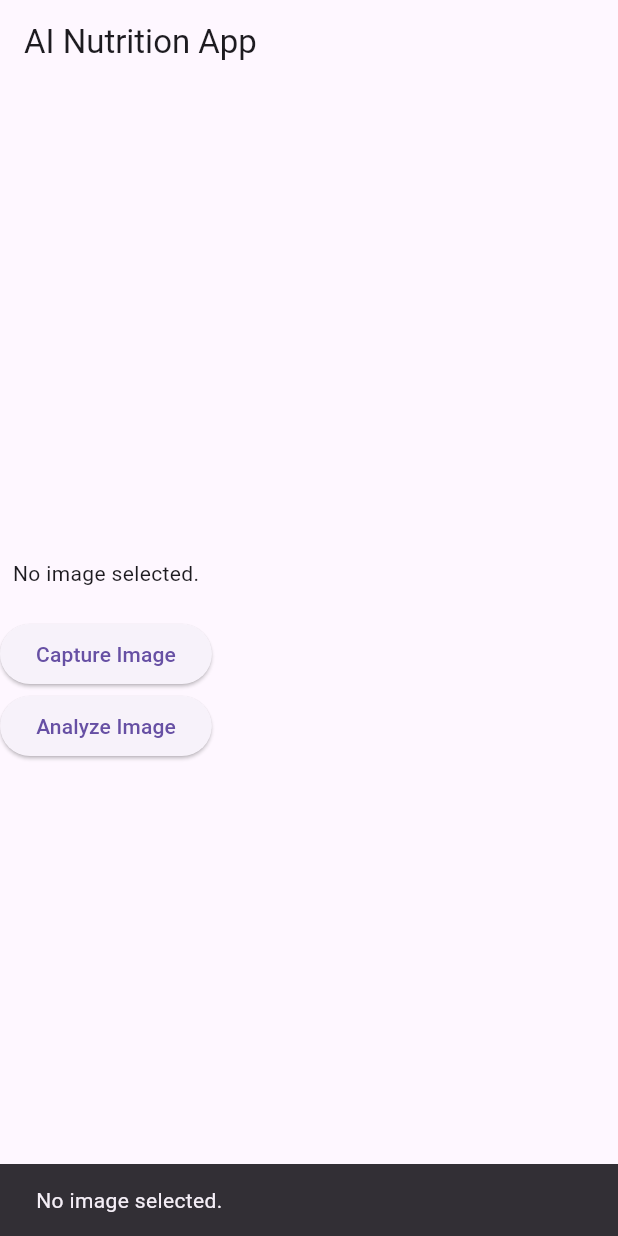
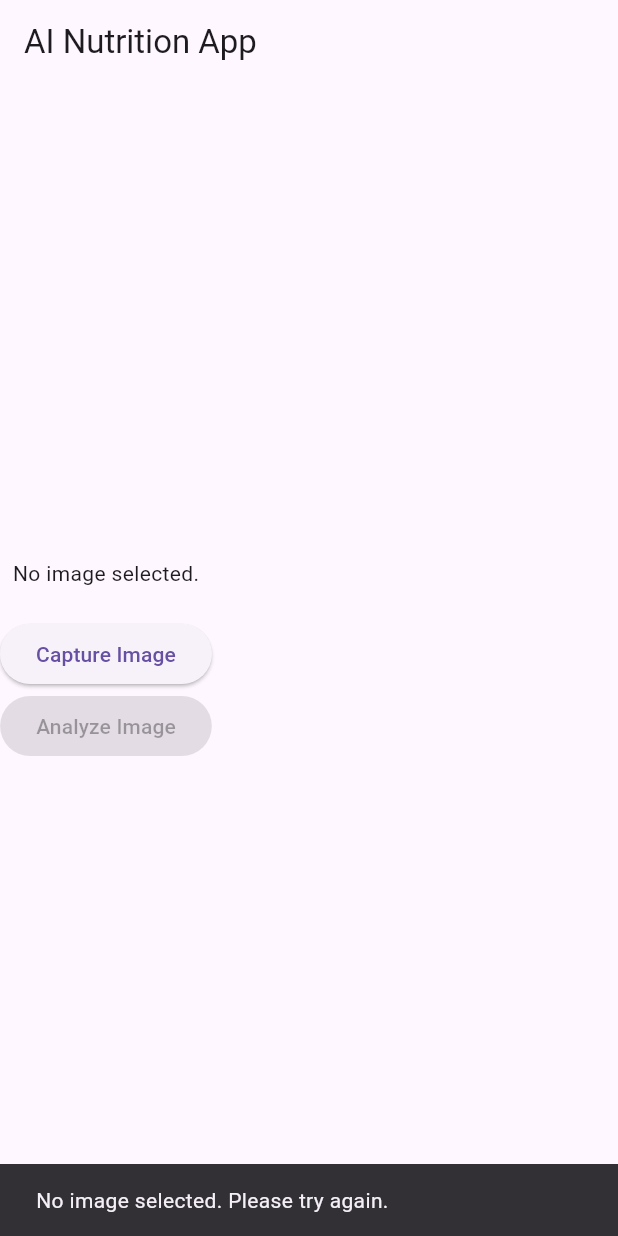
Before and after one commit to taylfrad/flutter-carbio-app, a Flutter app: the screen it shows after launch, after a tap on "Capture Image", on a phone screen of 412 x 824 dp. Run offline on Flutter 3.47's test engine with Material 3 defaults, Android fonts, the phone set to English and light mode, and no system bars; our stand-ins replace cloud_firestore, firebase_core, image_picker; accounts and stored records are empty.

```diff
--- a/lib/main.dart
+++ b/lib/main.dart
@@ -1,12 +1,12 @@
 import 'package:flutter/material.dart';
 import 'package:firebase_core/firebase_core.dart';
-import 'firebase_options.dart'; // This is generated by flutterfire configure
-import 'screens/home_screen.dart'; // Make sure you have this screen implemented
+import 'firebase_options.dart'; // Ensure configurations for all target platforms.
+import 'screens/home_screen.dart';
 
 void main() async {
   WidgetsFlutterBinding.ensureInitialized();
 
-  // Initialize Firebase using the generated options
+  // Initialize Firebase
   await Firebase.initializeApp(
     options: DefaultFirebaseOptions.currentPlatform,
   );
@@ -15,6 +15,8 @@ void main() async {
 }
 
 class MyApp extends StatelessWidget {
+  const MyApp({super.key});
+
   @override
   Widget build(BuildContext context) {
     return MaterialApp(
@@ -22,7 +24,7 @@ class MyApp extends StatelessWidget {
       theme: ThemeData(
         primarySwatch: Colors.blue,
       ),
-      home: HomeScreen(), // Your starting screen
+      home: HomeScreen(),
     );
   }
 }
--- a/lib/screens/home_screen.dart
+++ b/lib/screens/home_screen.dart
@@ -6,6 +6,8 @@ import '../services/api_services.dart';
 import 'results_screen.dart';
 
 class HomeScreen extends StatefulWidget {
+  const HomeScreen({super.key});
+
   @override
   _HomeScreenState createState() => _HomeScreenState();
 }
@@ -14,15 +16,15 @@ class _HomeScreenState extends State<HomeScreen> {
   File? _image;
 
   Future<void> _pickImage() async {
-    final ImagePicker _picker = ImagePicker();
-    final XFile? pickedFile = await _picker.pickImage(source: ImageSource.camera);
+    final ImagePicker picker = ImagePicker();
+    final XFile? pickedFile = await picker.pickImage(source: ImageSource.camera);
     if (pickedFile != null) {
       setState(() {
         _image = File(pickedFile.path);
       });
     } else {
       ScaffoldMessenger.of(context).showSnackBar(
-        SnackBar(content: Text('No image selected.'))
+        SnackBar(content: Text('No image selected. Please try again.')),
       );
     }
   }
@@ -30,12 +32,11 @@ class _HomeScreenState extends State<HomeScreen> {
   Future<void> _analyzeImage() async {
     if (_image == null) {
       ScaffoldMessenger.of(context).showSnackBar(
-        SnackBar(content: Text('Please capture an image first.'))
+        SnackBar(content: Text('Please capture an image first.')),
       );
       return;
     }
 
-    // Show a loading indicator while we analyze the image
     showDialog(
       context: context,
       barrierDismissible: false,
@@ -43,10 +44,9 @@ class _HomeScreenState extends State<HomeScreen> {
     );
 
     final result = await ApiService.analyzeImage(_image!);
-    Navigator.pop(context); // Close the loading dialog
+    Navigator.pop(context);
 
     if (result != null && result['foodName'] != null) {
-      // Store data in Firestore
       await FirebaseFirestore.instance.collection('meals').add({
         'foodName': result['foodName'],
         'carbs': result['carbs'],
@@ -55,14 +55,13 @@ class _HomeScreenState extends State<HomeScreen> {
         'timestamp': DateTime.now().toUtc(),
       });
 
-      // Navigate to the results screen to show nutritional info
       Navigator.push(
         context,
         MaterialPageRoute(builder: (_) => ResultsScreen(data: result)),
       );
     } else {
       ScaffoldMessenger.of(context).showSnackBar(
-        SnackBar(content: Text('No data received or an error occurred.'))
+        SnackBar(content: Text('No data received or an error occurred. Try again.')),
       );
     }
   }
@@ -85,7 +84,7 @@ class _HomeScreenState extends State<HomeScreen> {
             child: Text('Capture Image'),
           ),
           ElevatedButton(
-            onPressed: _analyzeImage,
+            onPressed: _image == null ? null : _analyzeImage,
             child: Text('Analyze Image'),
           ),
         ],
--- a/lib/screens/results_screen.dart
+++ b/lib/screens/results_screen.dart
@@ -2,14 +2,14 @@ import 'package:flutter/material.dart';
 
 class ResultsScreen extends StatelessWidget {
   final Map<String, dynamic>? data;
-  ResultsScreen({required this.data});
+  const ResultsScreen({super.key, required this.data});
 
   @override
   Widget build(BuildContext context) {
     if (data == null || data!['error'] != null) {
       return Scaffold(
         appBar: AppBar(title: Text('Results')),
-        body: Center(child: Text('No data found or error occurred')),
+        body: Center(child: Text('No data found or error occurred. Check connection or try again.')),
       );
     }
 
--- a/lib/services/api_services.dart
+++ b/lib/services/api_services.dart
@@ -1,15 +1,21 @@
+  // Update this with your backend URL. For local testing, use something like:
+  // "http://10.0.2.2:3000" if you're testing on Android emulator.
+  // If deployed to Cloud Run or another host, use that URL.
+
 import 'dart:io';
 import 'package:http/http.dart' as http;
 import 'dart:convert';
 
 class ApiService {
-  // Update this with your backend URL. For local testing, use something like:
-  // "http://10.0.2.2:3000" if you're testing on Android emulator.
-  // If deployed to Cloud Run or another host, use that URL.
-  static const String baseUrl = "http://localhost:3000";
+  // Update baseUrl for production use.
+  static const String baseUrl = "https://your-production-url.com";
 
   static Future<Map<String, dynamic>?> analyzeImage(File image) async {
     try {
+      if (!['jpg', 'jpeg', 'png'].contains(image.path.split('.').last.toLowerCase())) {
+        throw Exception('Unsupported image type');
+      }
+
       var request = http.MultipartRequest('POST', Uri.parse('$baseUrl/analyze'));
       request.files.add(await http.MultipartFile.fromPath('image', image.path));
 
--- a/pubspec.yaml
+++ b/pubspec.yaml
@@ -40,6 +40,7 @@ dependencies:
   http: ^1.1.0
   firebase_core: ^2.0.0
   cloud_firestore: ^4.0.0
+  flutter_plugin_android_lifecycle: ^2.0.7
 
 dev_dependencies:
   flutter_test:
```
Also changed, not shown: pubspec.lock, 3 other files.
